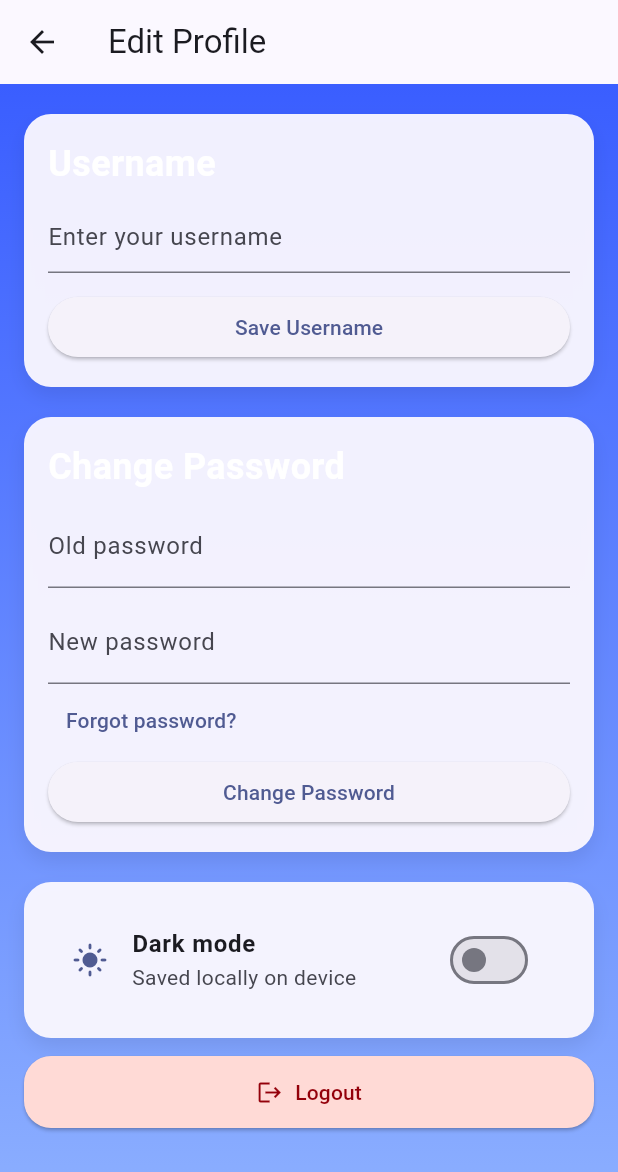
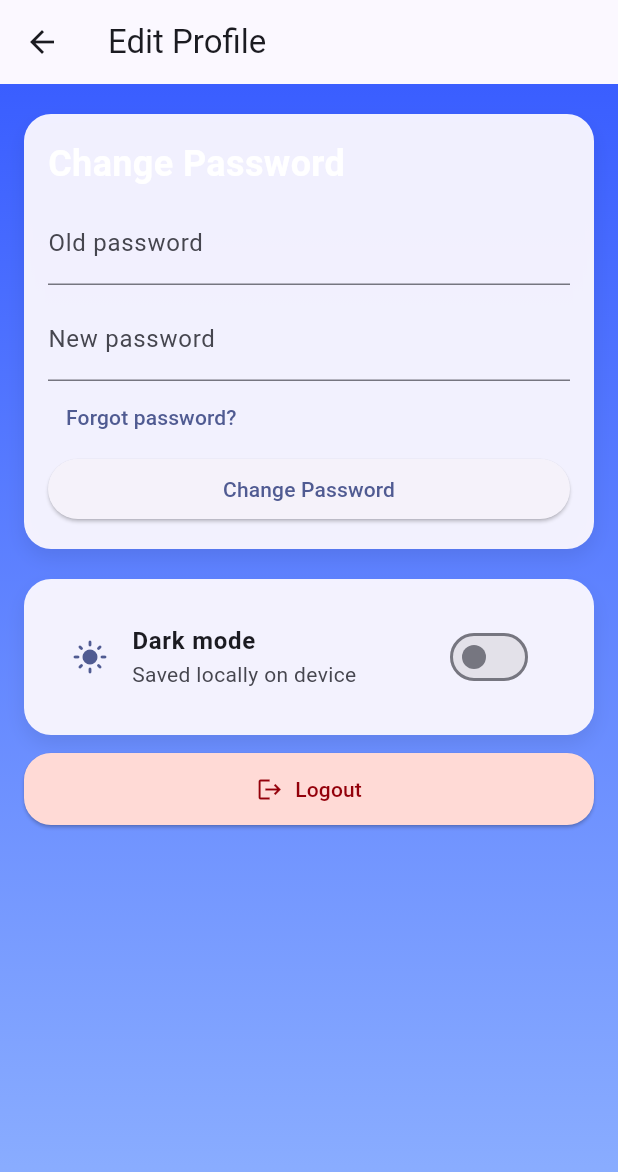
Before and after one commit to korcanbaykall/SUHub_Project, a Flutter app: the EditProfileScreen screen opened by its route, on a phone screen of 412 x 824 dp. Shown: the top 1172 px of the screen. Run offline on Flutter 3.47's test engine with Material 3 defaults, Android fonts, the phone set to English and light mode, and no system bars; our stand-ins replace cloud_firestore, firebase_auth, firebase_core, shared_preferences; accounts and stored records are empty.

Commit message:
settings updated

```diff
--- a/lib/screens/edit_profile_screen.dart
+++ b/lib/screens/edit_profile_screen.dart
@@ -60,51 +60,6 @@ class _EditProfileScreenState extends State<EditProfileScreen> {
           padding: const EdgeInsets.fromLTRB(16, 20, 16, 24),
                 child: Column(
                   children: [
-              _card(
-                child: Column(
-                  crossAxisAlignment: CrossAxisAlignment.start,
-                  children: [
-                    const Text('Username',
-                        style: AppTextStyles.subtitle),
-                    const SizedBox(height: 8),
-                    TextField(
-                      controller: _usernameCtrl,
-                      decoration: const InputDecoration(
-                        hintText: 'Enter your username',
-                      ),
-                    ),
-                    const SizedBox(height: 12),
-                    SizedBox(
-                      width: double.infinity,
-                      child: ElevatedButton(
-                        onPressed: auth.isLoading
-                            ? null
-                            : () async {
-                          final v = _usernameCtrl.text.trim();
-                          if (v.isEmpty) return;
-
-                          await auth.updateUsername(v);
-                          if (!mounted) return;
-
-                          if (auth.error == null) {
-                            ScaffoldMessenger.of(context)
-                                .showSnackBar(
-                              const SnackBar(
-                                content:
-                                Text('Username updated'),
-                              ),
-                            );
-                          }
-                        },
-                        child: const Text('Save Username'),
-                      ),
-                    ),
-                  ],
-                ),
-              ),
-
-              const SizedBox(height: 20),
-
                   _card(
                   child: Column(
                     crossAxisAlignment: CrossAxisAlignment.start,
@@ -255,7 +210,7 @@ class _EditProfileScreenState extends State<EditProfileScreen> {
               ],
           ),
         ),
-      ),
+      )
     );
   }
 
--- a/lib/screens/profile_screen.dart
+++ b/lib/screens/profile_screen.dart
@@ -13,7 +13,6 @@ class ProfileScreen extends StatelessWidget {
   Future<void> _logout(BuildContext context) async {
     Navigator.of(context).popUntil((route) => route.isFirst);
     await context.read<AuthProvider>().signOut();
-    // AuthGate otomatik olarak Welcome'a döndürür.
   }
 
   @override
```
Lines whose indentation alone changed are shown as unchanged.
